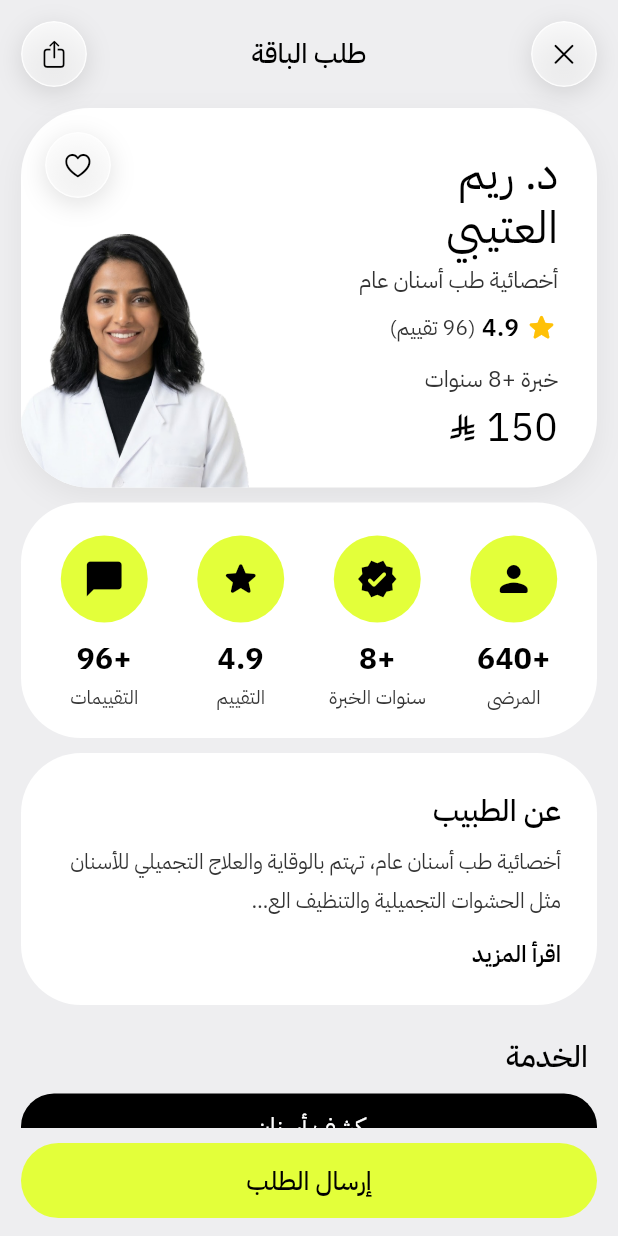
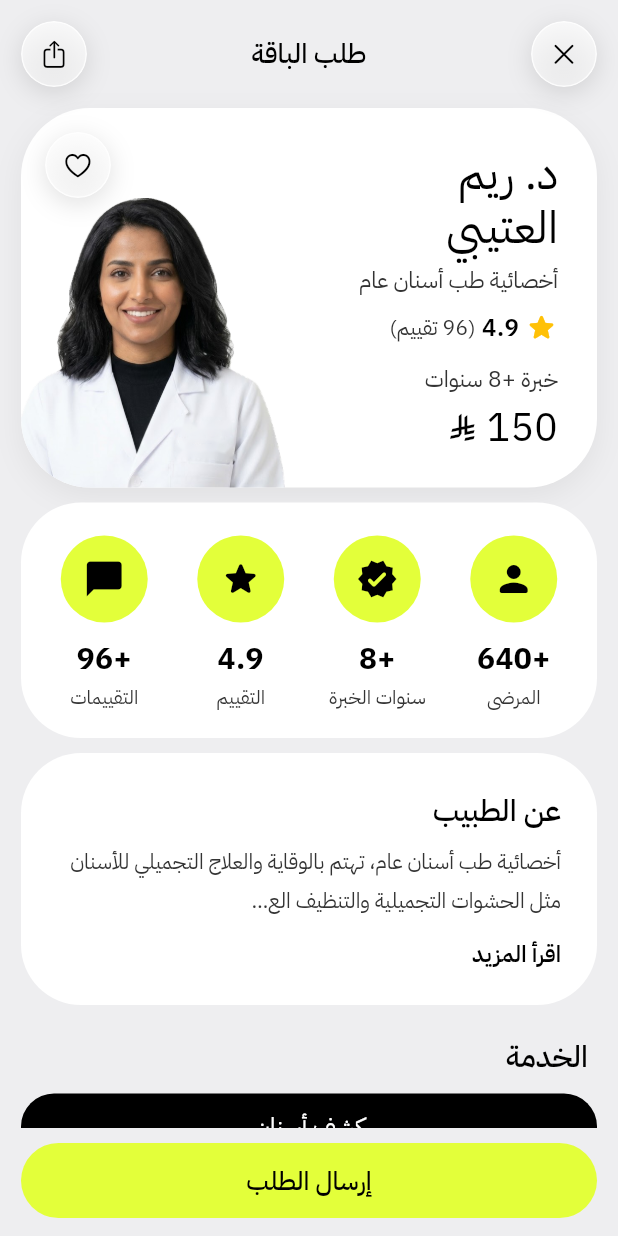
Before and after one commit to abu-abdullah-alghamdi/Clinics-App, a Flutter app: the RequestScreen screen opened directly with sample values from the repository, on a phone screen of 412 x 824 dp. Run offline on Flutter 3.47's test engine with Material 3 defaults, Android fonts, the phone set to English and light mode, and no system bars; our stand-ins replace cupertino_native_better, flutter_local_notifications, share_plus, shared_preferences, timezone; missing offline and left inert: add_2_calendar; accounts and stored records are empty; statements that could not run were skipped.

Commit message:
صور الأطباء تبدأ من أسفل زر المفضلة بحد ثابت [skip ci]
Co-Authored-By: Claude Opus 5.5 <noreply@anthropic.com>
Claude-Session: https://claude.ai/code/session_013i99uLUE7TyRCX4e6br9yw

```diff
--- a/lib/screens/doctors_tab.dart
+++ b/lib/screens/doctors_tab.dart
@@ -91,6 +91,7 @@ class _DoctorsTabState extends State<DoctorsTab> {
                 child: CutCard(
                   image: d.image,
                   textWidth: 180,
+                  minHeight: 280,
                   corner: FavButton(
                     active: s.favDoctors.contains(d.id),
                     name: d.name,
--- a/lib/screens/request_screen.dart
+++ b/lib/screens/request_screen.dart
@@ -211,7 +211,6 @@ class _RequestScreenState extends State<RequestScreen> {
                           onTap: () => s.toggleFavDoctor(d.id),
                         ),
                         imageWidth: 166,
-                        imageHeight: 222,
                         textWidth: 185,
                         padding: const EdgeInsets.fromLTRB(26, 26, 26, 20),
                         children: [
--- a/lib/widgets.dart
+++ b/lib/widgets.dart
@@ -535,27 +535,38 @@ class CutCard extends StatelessWidget {
     required this.children,
     this.bottom,
     this.imageWidth = 196,
-    this.imageHeight = 272,
     this.textWidth = 185,
     this.padding = const EdgeInsets.fromLTRB(26, 30, 26, 22),
     this.radius = 46,
     this.shadow = true,
     this.corner,
+    this.cornerSize = GlassCircle.barSize,
+    this.minHeight,
     this.borderColor,
   });
+
+  /// بعد زر الزاوية عن أعلى البطاقة وعن طرفها
+  static const cornerInset = 16.0;
 
   /// زر صغير في الزاوية العلوية (مثل قلب المفضلة)
   final Widget? corner;
 
+  /// حجم زر الزاوية: أسفله هو الحد اللي ما تطلع فوقه الصورة
+  final double cornerSize;
+
   final String image;
   final List<Widget> children;
   final Widget? bottom;
+
+  /// عرض الصورة مع تكبير الخط الكبير (تصغر عشان ما تتداخل مع الكلام)
   final double imageWidth;
-  final double imageHeight;
   final double textWidth;
   final EdgeInsets padding;
   final double radius;
   final bool shadow;
+
+  /// أقل طول للبطاقة (الصورة تكبر معه، والزر اللي تحت ينزل لأسفل البطاقة)
+  final double? minHeight;
 
   /// حد ملوّن حول البطاقة (مثل الموعد اللي ألغته العيادة)
   final Color? borderColor;
@@ -565,8 +576,39 @@ class CutCard extends StatelessWidget {
     // مع تكبير الخط، نوسّع عمود النص ونصغّر الصورة عشان ما يتداخلون
     final scale = (MediaQuery.textScalerOf(context).scale(100) / 100).clamp(1.0, 2.0);
     final tw = (textWidth * scale).clamp(textWidth, 300.0);
-    final iw = scale > 1.35 ? imageWidth * 0.75 : imageWidth;
-    final ih = scale > 1.35 ? imageHeight * 0.75 : imageHeight;
+    final big = scale > 1.35;
+    // حد الصورة من فوق: أسفل زر المفضلة بالضبط، فما يطلع منها شيء فوقه ولا جنبه.
+    // رأس الطبيب يبدأ من أعلى الصورة، فكل الأطباء رؤوسهم على نفس الخط مهما كان مقاس الصورة
+    final imageTop = corner != null ? cornerInset + cornerSize : padding.top;
+
+    Widget content = Padding(
+      padding: padding,
+      child: Column(
+        crossAxisAlignment: CrossAxisAlignment.stretch,
+        mainAxisSize: minHeight == null ? MainAxisSize.min : MainAxisSize.max,
+        children: [
+          Align(
+            alignment: AlignmentDirectional.topStart,
+            child: SizedBox(
+              width: tw,
+              child: Column(crossAxisAlignment: CrossAxisAlignment.start, children: children),
+            ),
+          ),
+          if (bottom != null) ...[
+            const SizedBox(height: 26),
+            if (minHeight != null) const Spacer(),
+            bottom!,
+          ],
+        ],
+      ),
+    );
+    if (minHeight != null) {
+      content = ConstrainedBox(
+        constraints: BoxConstraints(minHeight: minHeight!),
+        child: IntrinsicHeight(child: content),
+      );
+    }
+
     return Container(
       decoration: BoxDecoration(
         color: AppColors.white,
@@ -579,33 +621,18 @@ class CutCard extends StatelessWidget {
       clipBehavior: Clip.antiAlias,
       child: Stack(
         children: [
+          // الصورة تتصغّر على طول المساحة (من أسفل زر المفضلة لأسفل البطاقة)
           Positioned(
             left: -14,
+            top: imageTop,
             bottom: 0,
-            width: iw,
-            height: ih,
+            width: big ? imageWidth * 0.75 : 260,
             child: ExcludeSemantics(
-              child: Image.asset(image, fit: BoxFit.contain, alignment: Alignment.bottomLeft),
+              child: Image.asset(image, fit: big ? BoxFit.contain : BoxFit.fitHeight, alignment: Alignment.bottomLeft),
             ),
           ),
-          Padding(
-            padding: padding,
-            child: Column(
-              crossAxisAlignment: CrossAxisAlignment.stretch,
-              mainAxisSize: MainAxisSize.min,
-              children: [
-                Align(
-                  alignment: AlignmentDirectional.topStart,
-                  child: SizedBox(
-                    width: tw,
-                    child: Column(crossAxisAlignment: CrossAxisAlignment.start, children: children),
-                  ),
-                ),
-                if (bottom != null) ...[const SizedBox(height: 26), bottom!],
-              ],
-            ),
-          ),
-          if (corner != null) PositionedDirectional(top: 16, end: 16, child: corner!),
+          content,
+          if (corner != null) PositionedDirectional(top: cornerInset, end: cornerInset, child: corner!),
         ],
       ),
     );
```
Also changed, not shown: 1 other file.
